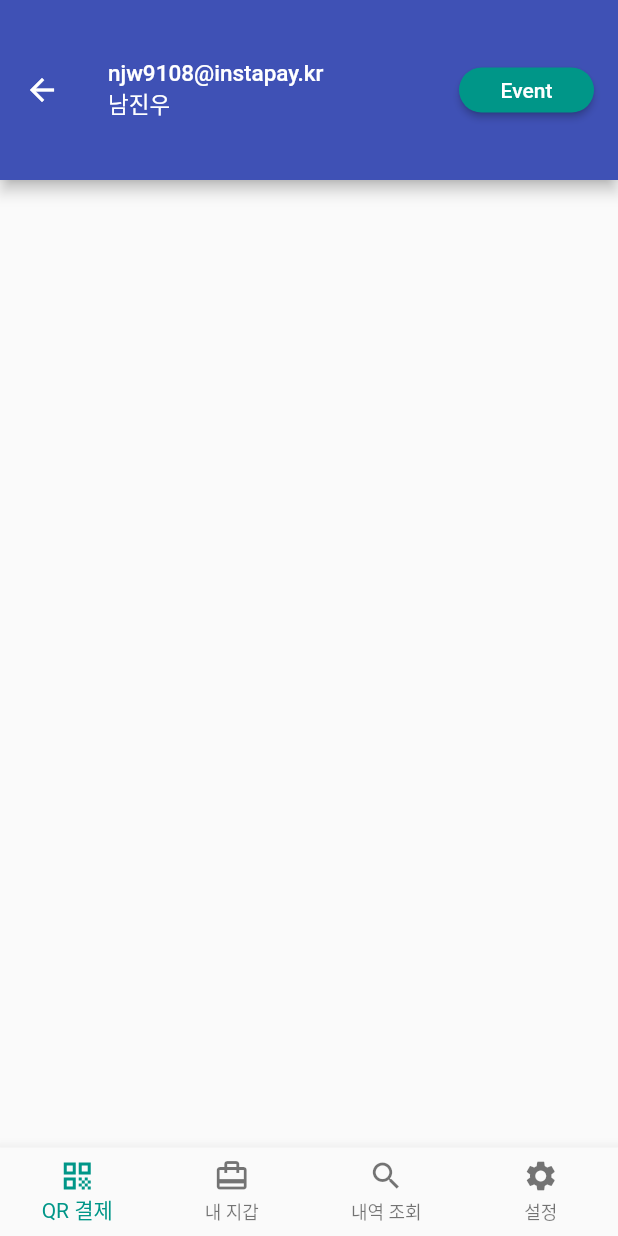
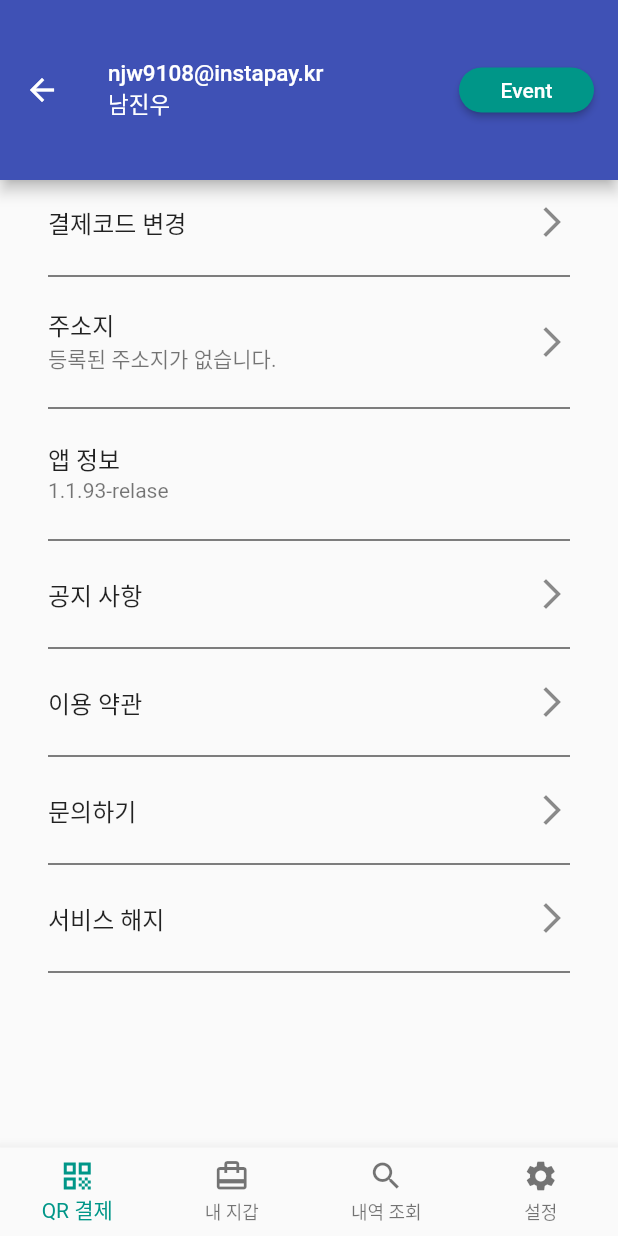
Before and after one commit to jinwoo-nam/Instapay-work, a Flutter app: the SettingScreen screen opened directly, on a phone screen of 412 x 824 dp. Run offline on Flutter 3.47's test engine with Material 2 defaults, Android fonts, the phone set to English and light mode, and no system bars; missing offline and left inert: qr_code_scanner.

Commit message:
설정 화면  - 설정 화면 구성.

```diff
--- a/instapay_clone/lib/di/provider_setup.dart
+++ b/instapay_clone/lib/di/provider_setup.dart
@@ -1,6 +1,7 @@
 import 'package:instapay_clone/presentation/main_page/main_screen_view_model.dart';
 import 'package:instapay_clone/presentation/my_wallet/my_wallet_view_model.dart';
 import 'package:instapay_clone/presentation/root_page/root_view_model.dart';
+import 'package:instapay_clone/presentation/setting/setting_view_model.dart';
 import 'package:provider/provider.dart';
 import 'package:provider/single_child_widget.dart';
 
@@ -15,5 +16,9 @@ Future<List<SingleChildWidget>> getProviders() async {
     ChangeNotifierProvider<MyWalletViewModel>(
       create: (context) => MyWalletViewModel(),
     ),
+    ChangeNotifierProvider<SettingViewModel>(
+      create: (context) => SettingViewModel(),
+    ),
+
   ];
 }
--- /dev/null
+++ b/instapay_clone/lib/presentation/setting/components/list_widget.dart
@@ -0,0 +1,33 @@
+import 'package:flutter/material.dart';
+import 'package:instapay_clone/presentation/setting/components/setting_list_data.dart';
+
+class ListWidget extends StatelessWidget {
+  SettingListData data;
+
+  ListWidget({Key? key, required this.data}) : super(key: key);
+
+  @override
+  Widget build(BuildContext context) {
+    return Padding(
+      padding: const EdgeInsets.only(left: 32, right: 32),
+      child: Column(
+        children: [
+          ListTile(
+            contentPadding: EdgeInsets.zero,
+            title: Text(data.title),
+            subtitle: data.subTitle != null ? Text(data.subTitle!) : null,
+            trailing: data.isTrailing == true
+                ? Icon(
+                    Icons.arrow_forward_ios_outlined,
+                  )
+                : null,
+            minVerticalPadding: 0,
+          ),
+          Divider(
+            color: Colors.black,
+          )
+        ],
+      ),
+    );
+  }
+}
--- /dev/null
+++ b/instapay_clone/lib/presentation/setting/components/setting_list_data.dart
@@ -0,0 +1,11 @@
+class SettingListData {
+  String title;
+  String? subTitle;
+  bool isTrailing;
+
+  SettingListData({
+    required this.title,
+    required this.isTrailing,
+    this.subTitle,
+  });
+}
--- a/instapay_clone/lib/presentation/setting/setting_screen.dart
+++ b/instapay_clone/lib/presentation/setting/setting_screen.dart
@@ -1,5 +1,7 @@
 import 'package:flutter/material.dart';
 import 'package:instapay_clone/presentation/main_page/main_screen_view_model.dart';
+import 'package:instapay_clone/presentation/setting/components/list_widget.dart';
+import 'package:instapay_clone/presentation/setting/setting_view_model.dart';
 import 'package:provider/provider.dart';
 
 class SettingScreen extends StatelessWidget {
@@ -8,6 +10,7 @@ class SettingScreen extends StatelessWidget {
   @override
   Widget build(BuildContext context) {
     final mainViewModel = context.watch<MainScreenViewModel>();
+    final viewModel = context.watch<SettingViewModel>();
 
     return Scaffold(
       appBar: AppBar(
@@ -47,7 +50,23 @@ class SettingScreen extends StatelessWidget {
           ],
         ),
       ),
-      body: Align(
+      body: Stack(
+        children: [
+          ListView(
+            children:
+                viewModel.settingList.map((e) => ListWidget(data: e)).toList(),
+            // children: [
+            //   Padding(padding: EdgeInsets.all(10)),
+            //   ListWidget(),
+            //   ListWidget(),
+            //   ListWidget(),
+            //   ListWidget(),
+            //   ListWidget(),
+            //   ListWidget(),
+            //   ListWidget(),
+            // ],
+          ),
+          Align(
             alignment: Alignment.bottomCenter,
             child: BottomNavigationBar(
               currentIndex: mainViewModel.curIndex,
@@ -78,6 +97,8 @@ class SettingScreen extends StatelessWidget {
               ],
             ),
           ),
+        ],
+      ),
     );
   }
 }
--- /dev/null
+++ b/instapay_clone/lib/presentation/setting/setting_view_model.dart
@@ -0,0 +1,14 @@
+import 'package:flutter/material.dart';
+import 'package:instapay_clone/presentation/setting/components/setting_list_data.dart';
+
+class SettingViewModel with ChangeNotifier {
+  final settingList = [
+    SettingListData(title: '결제코드 변경',isTrailing: true),
+    SettingListData(title: '주소지',isTrailing: true,subTitle: '등록된 주소지가 없습니다.'),
+    SettingListData(title: '앱 정보',isTrailing: false,subTitle: '1.1.93-relase'),
+    SettingListData(title: '공지 사항',isTrailing: true),
+    SettingListData(title: '이용 약관',isTrailing: true),
+    SettingListData(title: '문의하기',isTrailing: true),
+    SettingListData(title: '서비스 해지',isTrailing: true),
+  ];
+}
```
Lines whose indentation alone changed are shown as unchanged.
